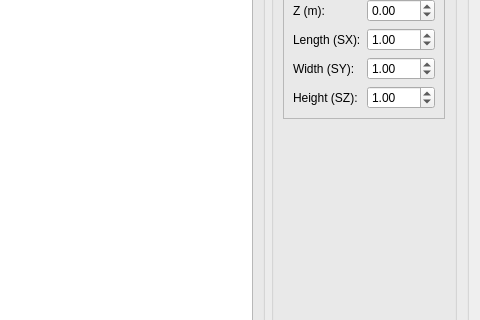
Old version of the form src/sensor_gui/ui/obstacle_window.ui in the repository Hwan-Yeong/airbot_hyjoe_ws; both pictures show x 92 to 572 and y 216 to 536 of the 572 by 742 pixel window.
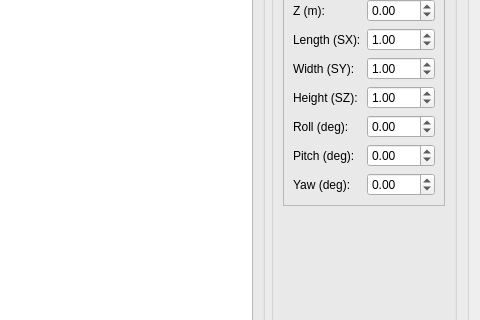
New version of the form. Icons and pictures are not drawn.

What changed in the file:
```diff
--- a/src/sensor_gui/ui/obstacle_window.ui
+++ b/src/sensor_gui/ui/obstacle_window.ui
@@ -213,8 +213,68 @@
              <double>1.000000000000000</double>
             </property>
            </widget>
-          </item>
-         </layout>
+           </item>
+           <item row="6" column="0">
+            <widget class="QLabel" name="lbl_roll">
+             <property name="text">
+              <string>Roll (deg):</string>
+             </property>
+            </widget>
+           </item>
+           <item row="6" column="1">
+            <widget class="QDoubleSpinBox" name="spin_roll">
+             <property name="minimum">
+              <double>-180.0</double>
+             </property>
+             <property name="maximum">
+              <double>180.0</double>
+             </property>
+             <property name="singleStep">
+              <double>1.0</double>
+             </property>
+            </widget>
+           </item>
+           <item row="7" column="0">
+            <widget class="QLabel" name="lbl_pitch">
+             <property name="text">
+              <string>Pitch (deg):</string>
+             </property>
+            </widget>
+           </item>
+           <item row="7" column="1">
+            <widget class="QDoubleSpinBox" name="spin_pitch">
+             <property name="minimum">
+              <double>-180.0</double>
+             </property>
+             <property name="maximum">
+              <double>180.0</double>
+             </property>
+             <property name="singleStep">
+              <double>1.0</double>
+             </property>
+            </widget>
+           </item>
+           <item row="8" column="0">
+            <widget class="QLabel" name="lbl_yaw">
+             <property name="text">
+              <string>Yaw (deg):</string>
+             </property>
+            </widget>
+           </item>
+           <item row="8" column="1">
+            <widget class="QDoubleSpinBox" name="spin_yaw">
+             <property name="minimum">
+              <double>-180.0</double>
+             </property>
+             <property name="maximum">
+              <double>180.0</double>
+             </property>
+             <property name="singleStep">
+              <double>1.0</double>
+             </property>
+            </widget>
+           </item>
+          </layout>
         </widget>
        </item>
        <item>
```
